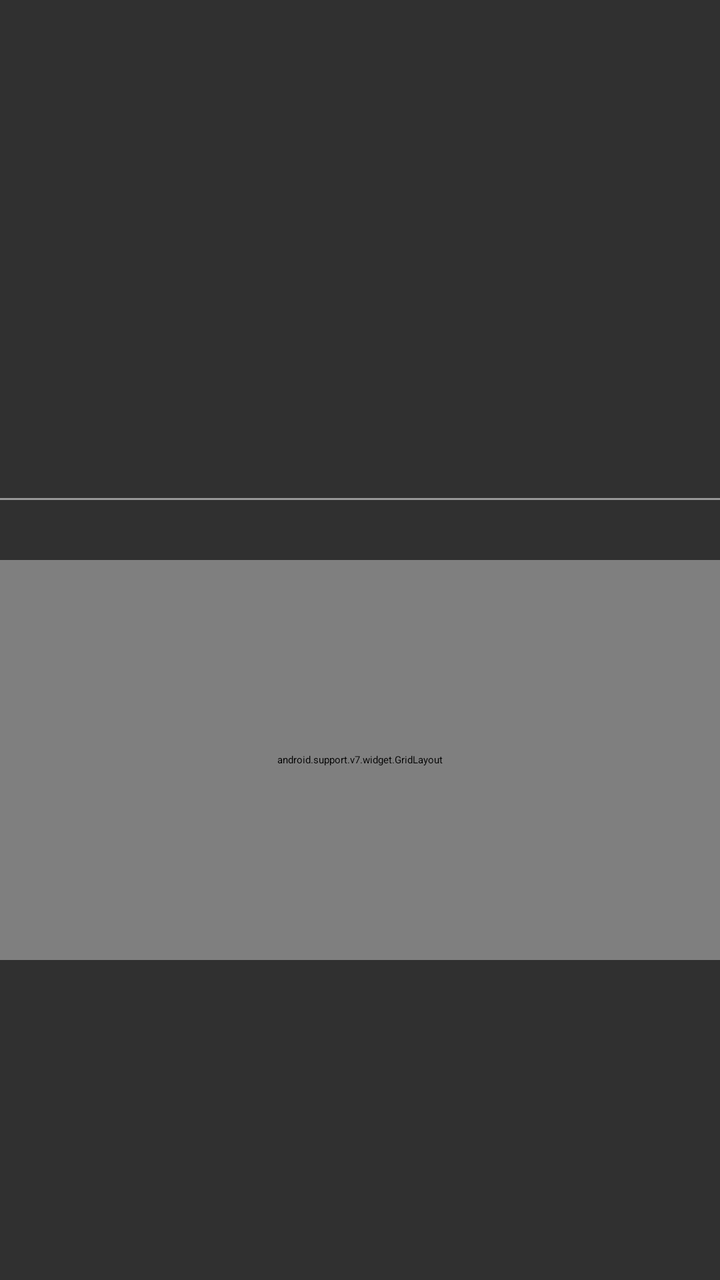
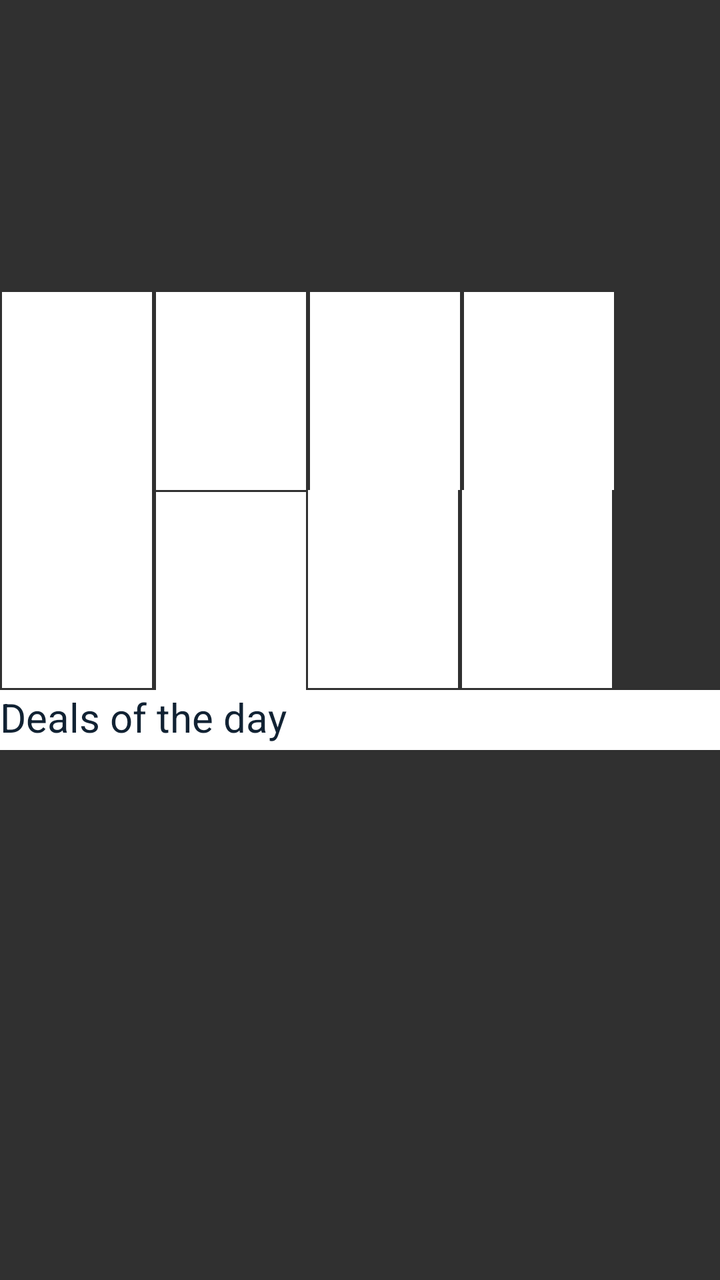

Screens rendered from an Android XML layout before and after an edit, with the pre-edit source and the edit as a unified diff.
<!-- AndroidManifest.xml: application theme ThemeOverlay.AppCompat.Dark -->
<!-- res/layout/content_home_screen.xml -->
<?xml version="1.0" encoding="utf-8"?>
<ScrollView xmlns:android="http://schemas.android.com/apk/res/android"
    xmlns:app="http://schemas.android.com/apk/res-auto"
    xmlns:tools="http://schemas.android.com/tools"
    tools:context=".homeScreen"
    android:layout_width="match_parent"
    android:layout_height="match_parent"
    android:fillViewport="true">

    <RelativeLayout
        android:layout_width="match_parent"
        android:layout_height="match_parent"
        app:layout_behavior="@string/appbar_scrolling_view_behavior"
        tools:context="com.example.siddhant.pricyfy.homeScreen"
        tools:showIn="@layout/app_bar_home_screen">


        <android.support.v4.view.ViewPager
            android:id="@+id/view_pager"
            android:layout_width="match_parent"
            android:layout_height="250dp"
            android:layout_alignParentLeft="true"
            android:layout_alignParentStart="true"
            android:layout_alignParentTop="true"
            android:layout_marginTop="0dp"
            android:clickable="true">

        </android.support.v4.view.ViewPager>

        <LinearLayout
            android:id="@+id/layoutDots"
            android:layout_width="match_parent"
            android:layout_height="30dp"
            android:layout_alignParentLeft="true"
            android:layout_alignParentStart="true"
            android:layout_below="@+id/view_pager"
            android:gravity="center"
            android:orientation="horizontal"/>

        <View
            android:layout_width="368dp"
            android:layout_height="1dp"
            android:alpha=".5"
            android:layout_above="@id/layoutDots"
            android:background="@android:color/white"
            />


        <android.support.v7.widget.GridLayout
            xmlns:android="http://schemas.android.com/apk/res/android"
            android:id="@+id/gridLayout"
            android:layout_width="match_parent"
            android:layout_height="200dp"
            android:layout_alignParentLeft="true"
            android:layout_alignParentStart="true"
            android:layout_below="@+id/layoutDots">

            <Button
                android:id="@+id/button0"
                android:layout_weight="1"
                android:text="Button" />

            <Button
                android:id="@+id/button1"
                android:layout_weight="1"
                android:text="Button" />

            <Button
                android:id="@+id/button2"
                android:layout_weight="1"
                android:text="Button" />

            <Button
                android:id="@+id/button3"
                android:layout_weight="1"
                android:text="Button" />

            <Button
                android:id="@+id/button4"
                android:layout_weight="1"
                android:text="Button" />

            <Button
                android:id="@+id/button5"
                android:layout_weight="1"
                android:text="Button" />

            <Button
                android:id="@+id/button6"
                android:layout_weight="1"
                android:text="Button" />

            <Button
                android:id="@+id/button7"
                android:layout_weight="1"
                android:text="Button" />

        </android.support.v7.widget.GridLayout>

    </RelativeLayout>

</ScrollView>
<!-- res/layout/app_bar_home_screen.xml (included above) -->
<?xml version="1.0" encoding="utf-8"?>
<RelativeLayout xmlns:android="http://schemas.android.com/apk/res/android"
    xmlns:app="http://schemas.android.com/apk/res-auto"
    xmlns:tools="http://schemas.android.com/tools"
    android:layout_width="match_parent"
    android:layout_height="match_parent"
    tools:context="com.example.siddhant.pricyfy.homeScreen">

    <android.support.design.widget.AppBarLayout
        android:layout_width="match_parent"
        android:layout_height="wrap_content"
        android:layout_margin="5dp"
        android:theme="@style/AppTheme.AppBarOverlay"
        android:background="@color/colorPrimaryDark">

        <android.support.v7.widget.Toolbar
            android:id="@+id/toolbar"
            android:layout_width="match_parent"
            android:layout_height="?attr/actionBarSize"
            android:background="#ffffff"
            app:popupTheme="@style/AppTheme.PopupOverlay">

        </android.support.v7.widget.Toolbar>

    </android.support.design.widget.AppBarLayout>

    <include layout="@layout/content_home_screen" />

</RelativeLayout>
<!-- resources referenced by this layout -->
<resources>
  <color name="colorPrimaryDark">#303F9F</color>
  <style name="AppTheme.AppBarOverlay" parent="ThemeOverlay.AppCompat.Dark.ActionBar">
          <item name="drawerArrowStyle">@style/DrawerArrowStyle</item>
          <item name="android:textColorHint">@color/black_overlay</item>
          <item name="android:textColor">@color/black_overlay</item>
      </style>
  <style name="AppTheme.PopupOverlay" parent="ThemeOverlay.AppCompat.Light" />
  <style name="DrawerArrowStyle" parent="Widget.AppCompat.DrawerArrowToggle">
          <item name="color">@android:color/black</item>
      </style>
  <color name="black_overlay">#66000000</color>
</resources>

<!-- the commit's change to res/layout/content_home_screen.xml (unified diff, before → after) -->
@@ -11,122 +11,319 @@
         android:layout_width="match_parent"
         android:layout_height="match_parent"
         app:layout_behavior="@string/appbar_scrolling_view_behavior"
-        tools:context="com.example.siddhant.pricyfy.homeScreen"
-        tools:showIn="@layout/app_bar_home_screen">
+        tools:context="com.example.siddhant.pricyfy.homeScreen">
 
 
         <android.support.v4.view.ViewPager
             android:id="@+id/view_pager"
             android:layout_width="match_parent"
-            android:layout_height="250dp"
-            android:layout_alignParentLeft="true"
-            android:layout_alignParentStart="true"
+            android:layout_height="125dp"
+            android:layout_alignParentEnd="true"
+            android:layout_alignParentRight="true"
             android:layout_alignParentTop="true"
-            android:layout_marginTop="0dp"
-            android:clickable="true">
+            android:layout_marginBottom="0dp"
+            android:clickable="true"
+            android:paddingBottom="0dp"
+            app:layout_constraintHorizontal_bias="0.0"
+            app:layout_constraintLeft_toLeftOf="parent"
+            app:layout_constraintRight_toRightOf="parent"
+            app:layout_constraintTop_toTopOf="parent">
 
         </android.support.v4.view.ViewPager>
 
         <LinearLayout
             android:id="@+id/layoutDots"
             android:layout_width="match_parent"
-            android:layout_height="30dp"
+            android:layout_height="20dp"
             android:layout_alignParentLeft="true"
             android:layout_alignParentStart="true"
             android:layout_below="@+id/view_pager"
+            android:layout_marginTop="0dp"
             android:gravity="center"
-            android:orientation="horizontal"/>
-
-        <View
-            android:layout_width="368dp"
-            android:layout_height="1dp"
-            android:alpha=".5"
-            android:layout_above="@id/layoutDots"
-            android:background="@android:color/white"
-            />
-
-
-        <android.support.v7.widget.GridLayout
-            xmlns:android="http://schemas.android.com/apk/res/android"
-            android:id="@+id/gridLayout"
+            android:orientation="horizontal"
+            android:paddingBottom="0dp"
+            android:paddingTop="0dp"
+            app:layout_constraintBottom_toTopOf="parent"
+            app:layout_constraintLeft_toRightOf="parent"
+            app:layout_constraintRight_toRightOf="parent"
+            app:layout_constraintTop_toTopOf="parent"
+            app:layout_constraintVertical_bias="0.5" />
+
+
+
+        <RelativeLayout
             android:layout_width="match_parent"
             android:layout_height="200dp"
             android:layout_alignParentLeft="true"
             android:layout_alignParentStart="true"
-            android:layout_below="@+id/layoutDots">
+            android:layout_below="@+id/layoutDots"
+            android:layout_marginTop="0dp"
+            android:id="@+id/relativeLayout2">
+
+            <ImageButton
+                android:id="@+id/imageButton5"
+                android:layout_width="75dp"
+                android:layout_height="99dp"
+                android:layout_alignParentBottom="true"
+                android:layout_alignParentLeft="true"
+                android:layout_alignParentStart="true"
+                android:layout_margin="1dp"
+                android:layout_marginTop="1dp"
+                android:paddingTop="10dp"
+                android:background="#ffffff"
+                app:srcCompat="@drawable/icon" />
+
+            <ImageButton
+                android:id="@+id/imageButton8"
+                android:layout_width="75dp"
+                android:layout_height="99dp"
+                android:layout_alignParentBottom="true"
+                android:layout_margin="1dp"
+                android:layout_toEndOf="@+id/imageButton6"
+                android:layout_toRightOf="@+id/imageButton6"
+                android:background="#ffffff"
+                app:srcCompat="@drawable/icon" />
+
+            <ImageButton
+                android:id="@+id/imageButton7"
+                android:layout_width="75dp"
+                android:layout_height="99dp"
+                android:background="#ffffff"
+                app:srcCompat="@drawable/icon"
+                android:layout_below="@+id/imageButton2"
+                android:layout_alignLeft="@+id/imageButton2"
+                android:layout_alignStart="@+id/imageButton2" />
+
+            <ImageButton
+                android:id="@+id/imageButton6"
+                android:layout_width="75dp"
+                android:layout_height="99dp"
+                android:layout_alignParentBottom="true"
+                android:layout_margin="1dp"
+                android:layout_toEndOf="@+id/imageButton7"
+                android:layout_toRightOf="@+id/imageButton7"
+                android:background="#ffffff"
+                app:srcCompat="@drawable/icon" />
+
+            <ImageButton
+                android:id="@+id/imageButton4"
+                android:layout_width="75dp"
+                android:layout_height="99dp"
+                android:layout_alignParentTop="true"
+                android:layout_margin="1dp"
+                android:layout_toEndOf="@+id/imageButton"
+                android:layout_toRightOf="@+id/imageButton"
+                android:background="#ffffff"
+                app:srcCompat="@drawable/icon" />
+
+            <ImageButton
+                android:id="@+id/imageButton3"
+                android:layout_width="75dp"
+                android:layout_height="99dp"
+                android:layout_alignParentLeft="true"
+                android:layout_alignParentStart="true"
+                android:layout_alignParentTop="true"
+                android:layout_margin="1dp"
+                android:background="#ffffff"
+                app:srcCompat="@drawable/icon" />
+
+            <ImageButton
+                android:id="@+id/imageButton2"
+                android:layout_width="75dp"
+                android:layout_height="99dp"
+                android:layout_alignParentTop="true"
+                android:layout_margin="1dp"
+                android:layout_toEndOf="@+id/imageButton3"
+                android:layout_toRightOf="@+id/imageButton3"
+                android:background="#ffffff"
+                app:srcCompat="@drawable/icon" />
+
+            <ImageButton
+                android:id="@+id/imageButton"
+                android:layout_width="75dp"
+                android:layout_height="99dp"
+                android:layout_alignParentTop="true"
+                android:layout_margin="1dp"
+                android:layout_toEndOf="@+id/imageButton2"
+                android:layout_toRightOf="@+id/imageButton2"
+                android:background="#ffffff"
+                app:srcCompat="@drawable/icon" />
+
+        </RelativeLayout>
+
+        <RelativeLayout
+            android:id="@+id/deals"
+            android:layout_width="match_parent"
+            android:layout_height="200dp"
+            android:layout_below="@+id/relativeLayout2"
+            android:layout_centerHorizontal="true">
+
 
             <Button
-                android:id="@+id/button0"
-                android:layout_weight="1"
-                android:text="Button" />
+                android:id="@+id/button"
+                android:layout_width="wrap_content"
+                android:layout_height="30dp"
+                android:layout_alignParentEnd="true"
+                android:layout_alignParentRight="true"
+                android:layout_alignParentTop="true"
+                android:textColor="#112233"
+                android:text="Deals of the day"
+                android:textAlignment="viewStart"
+                android:gravity="start"
+                android:background="#ffffff"
+                android:elevation="0dp"
+                android:textSize="20dp"
+                android:layout_alignParentLeft="true"
+                android:layout_alignParentStart="true" />
+
+            <HorizontalScrollView
+                android:layout_width="match_parent"
+                android:layout_height="match_parent"
+                android:scrollbars="none"
+                android:id="@+id/horizontalScrollView">
+                
+                <LinearLayout
+                    android:layout_width="match_parent"
+                    android:layout_height="match_parent"
+                    android:orientation="horizontal">
+                    
+                   <Button
+                       android:layout_width="120dp"
+                       android:layout_height="fill_parent" />
+
+                    <Button
+                        android:layout_width="120dp"
+                        android:layout_height="fill_parent" />
+
+                    <Button
+                        android:layout_width="120dp"
+                        android:layout_height="fill_parent" />
+
+                    <Button
+                        android:layout_width="120dp"
+                        android:layout_height="fill_parent" />
+
+                    <Button
+                        android:layout_width="120dp"
+                        android:layout_height="fill_parent" />
+
+                    <Button
+                        android:layout_width="120dp"
+                        android:layout_height="fill_parent" />
+
+                    <Button
+                        android:layout_width="120dp"
+                        android:layout_height="fill_parent" />
+
+                    <Button
+                        android:layout_width="120dp"
+                        android:layout_height="fill_parent" />
+
+                    <Button
+                        android:layout_width="120dp"
+                        android:layout_height="fill_parent" />
+
+                    <Button
+                        android:layout_width="120dp"
+                        android:layout_height="fill_parent" />
+
+                    <Button
+                        android:layout_width="120dp"
+                        android:layout_height="fill_parent" />
+
+                    <Button
+                        android:layout_width="120dp"
+                        android:layout_height="fill_parent" />
+
+                </LinearLayout>
+            </HorizontalScrollView>
+        </RelativeLayout>
+
+        <RelativeLayout
+            android:id="@+id/ad"
+            android:layout_width="match_parent"
+            android:layout_height="200dp"
+            android:layout_below="@+id/deals">
+
+            <ImageButton
+                android:layout_width="match_parent"
+                android:layout_height="match_parent" />
+
+        </RelativeLayout>
+
+
+        <RelativeLayout
+            android:layout_width="match_parent"
+            android:layout_height="200dp"
+            android:layout_alignParentLeft="true"
+            android:layout_alignParentStart="true"
+            android:layout_below="@+id/ad">
 
             <Button
-                android:id="@+id/button1"
-                android:layout_weight="1"
-                android:text="Button" />
-
-            <Button
-                android:id="@+id/button2"
-                android:layout_weight="1"
-                android:text="Button" />
-
-            <Button
-                android:id="@+id/button3"
-                android:layout_weight="1"
-                android:text="Button" />
-
-            <Button
-                android:id="@+id/button4"
-                android:layout_weight="1"
-                android:text="Button" />
-
-            <Button
-                android:id="@+id/button5"
-                android:layout_weight="1"
-                android:text="Button" />
-
-            <Button
-                android:id="@+id/button6"
-                android:layout_weight="1"
-                android:text="Button" />
-
-            <Button
-                android:id="@+id/button7"
-                android:layout_weight="1"
-                android:text="Button" />
-
-        </android.support.v7.widget.GridLayout>
+                android:id="@+id/buttonDeals"
+                android:layout_width="wrap_content"
+                android:layout_height="30dp"
+                android:layout_alignParentEnd="true"
+                android:layout_alignParentLeft="true"
+                android:layout_alignParentRight="true"
+                android:layout_alignParentStart="true"
+                android:layout_alignParentTop="true"
+                android:background="#ffffff"
+                android:elevation="0dp"
+                android:gravity="start"
+                android:text="Coupons"
+                android:textAlignment="viewStart"
+                android:textColor="#112233"
+                android:textSize="20dp" />
+
+            <HorizontalScrollView
+                android:layout_width="match_parent"
+                android:layout_height="match_parent"
+                android:scrollbars="none">
+
+                <LinearLayout
+                    android:layout_width="match_parent"
+                    android:layout_height="match_parent"
+                    android:orientation="horizontal">
+                        <Button
+                            android:layout_width="240dp"
+                            android:layout_height="fill_parent" />
+
+                        <Button
+                            android:layout_width="240dp"
+                            android:layout_height="fill_parent" />
+
+                        <Button
+                            android:layout_width="240dp"
+                            android:layout_height="fill_parent" />
+                </LinearLayout>
+            </HorizontalScrollView>
+        </RelativeLayout>
+
+        <RelativeLayout
+            android:id="@+id/men499"
+            android:layout_width="match_parent"
+            android:layout_height="200dp"
+            android:layout_below="@+id/ad">
+
+            <ImageButton
+                android:layout_width="match_parent"
+                android:layout_height="match_parent" />
+
+        </RelativeLayout>
+
+        <RelativeLayout
+            android:id="@+id/women499"
+            android:layout_width="match_parent"
+            android:layout_height="200dp"
+            android:layout_below="@+id/ad">
+
+            <ImageButton
+                android:layout_width="match_parent"
+                android:layout_height="match_parent" />
+
+        </RelativeLayout>
 
     </RelativeLayout>
 
 </ScrollView>
-<!-- res/layout/app_bar_home_screen.xml (included above) -->
-<?xml version="1.0" encoding="utf-8"?>
-<RelativeLayout xmlns:android="http://schemas.android.com/apk/res/android"
-    xmlns:app="http://schemas.android.com/apk/res-auto"
-    xmlns:tools="http://schemas.android.com/tools"
-    android:layout_width="match_parent"
-    android:layout_height="match_parent"
-    tools:context="com.example.siddhant.pricyfy.homeScreen">
-
-    <android.support.design.widget.AppBarLayout
-        android:layout_width="match_parent"
-        android:layout_height="wrap_content"
-        android:layout_margin="5dp"
-        android:theme="@style/AppTheme.AppBarOverlay"
-        android:background="@color/colorPrimaryDark">
-
-        <android.support.v7.widget.Toolbar
-            android:id="@+id/toolbar"
-            android:layout_width="match_parent"
-            android:layout_height="?attr/actionBarSize"
-            android:background="#ffffff"
-            app:popupTheme="@style/AppTheme.PopupOverlay">
-
-        </android.support.v7.widget.Toolbar>
-
-    </android.support.design.widget.AppBarLayout>
-
-    <include layout="@layout/content_home_screen" />
-
-</RelativeLayout>
<!-- resource entries referenced after the edit -->
@@ -1,15 +1,5 @@
 <!-- resources referenced by this layout -->
 <resources>
-  <color name="colorPrimaryDark">#303F9F</color>
-  <style name="AppTheme.AppBarOverlay" parent="ThemeOverlay.AppCompat.Dark.ActionBar">
-          <item name="drawerArrowStyle">@style/DrawerArrowStyle</item>
-          <item name="android:textColorHint">@color/black_overlay</item>
-          <item name="android:textColor">@color/black_overlay</item>
-      </style>
-  <style name="AppTheme.PopupOverlay" parent="ThemeOverlay.AppCompat.Light" />
-  <style name="DrawerArrowStyle" parent="Widget.AppCompat.DrawerArrowToggle">
-          <item name="color">@android:color/black</item>
-      </style>
-  <color name="black_overlay">#66000000</color>
+  <!-- drawable icon: png bitmap (drawable, 1266 bytes) -->
 </resources>
 
